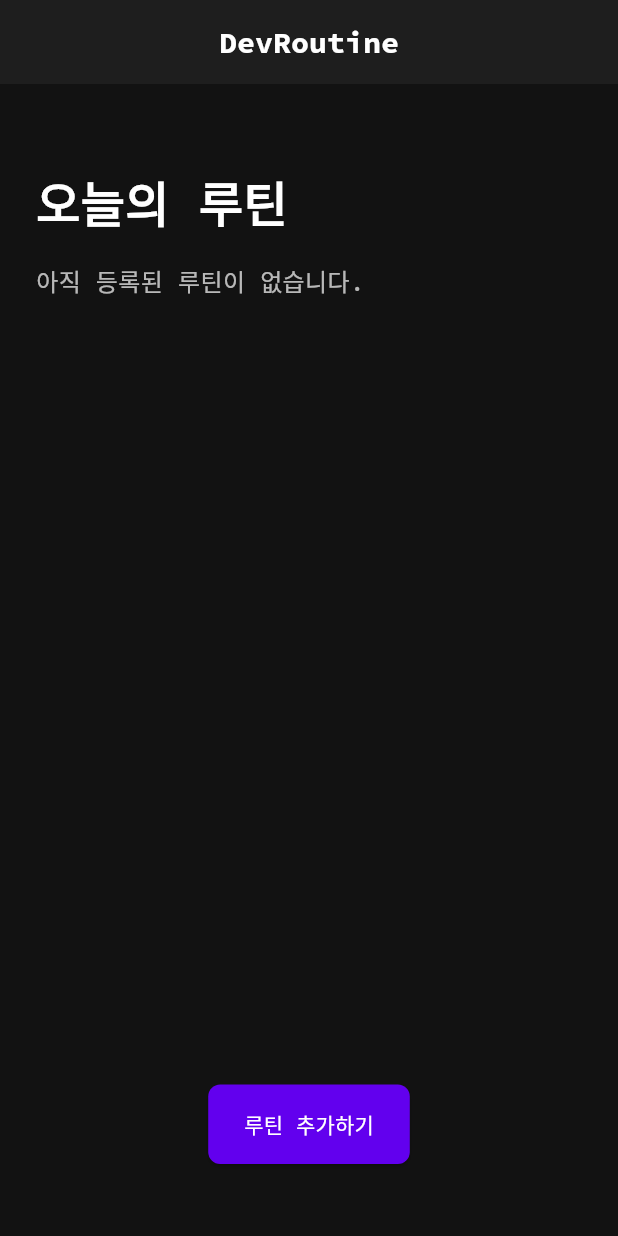
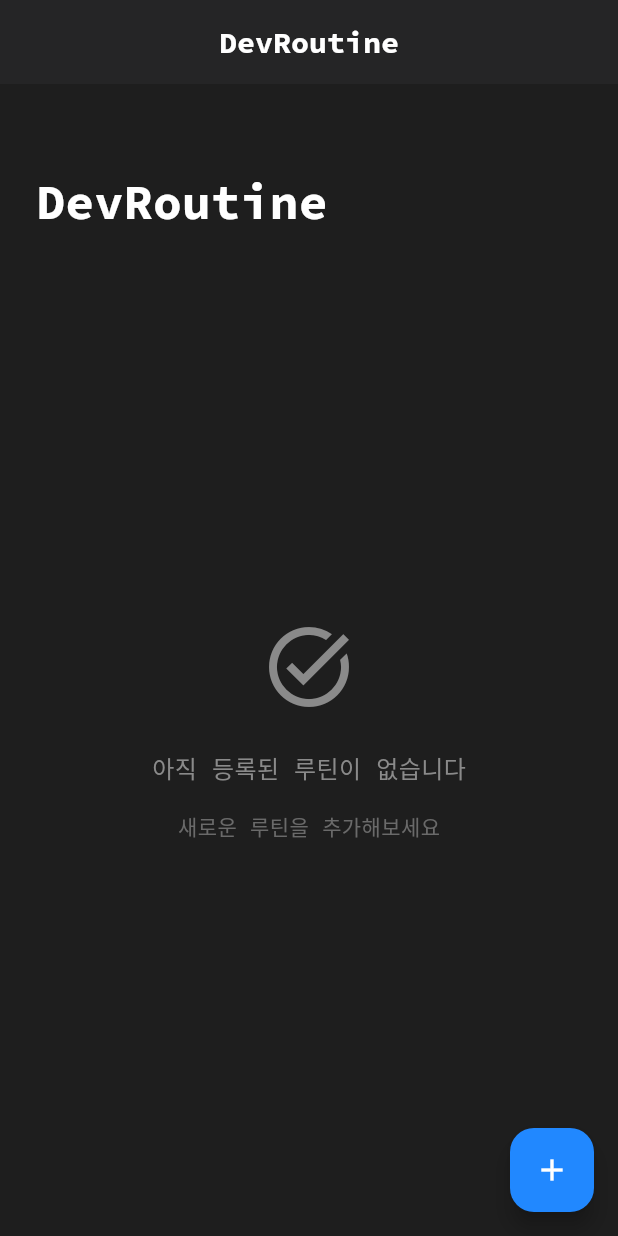
Before and after one commit to gyhcom/devroutine, a Flutter app: the screen it shows after launch, on a phone screen of 412 x 824 dp. Run offline on Flutter 3.47's test engine with Material 3 defaults, Android fonts, the phone set to English and light mode, and no system bars; our stand-ins replace flutter_riverpod, google_fonts, riverpod_annotation; generated files the repository leaves out were written again.

Commit message:
FEAT:프로젝트명 수정 및 CardTheme -> CardThemeData 변경

```diff
--- a/lib/core/constants/app_colors.dart
+++ b/lib/core/constants/app_colors.dart
@@ -1,25 +1,35 @@
 import 'package:flutter/material.dart';
 
 class AppColors {
-  // Primary colors
-  static const Color primary = Color(0xFF6200EE);
-  static const Color primaryVariant = Color(0xFF3700B3);
+  // Primary colors - GitHub-like blue
+  static const Color primary = Color(0xFF2188FF);
+  static const Color primaryVariant = Color(0xFF1877F2);
 
-  // Secondary colors
-  static const Color secondary = Color(0xFF03DAC6);
-  static const Color secondaryVariant = Color(0xFF018786);
+  // Secondary colors - VS Code-like
+  static const Color secondary = Color(0xFF4EC9B0);
+  static const Color secondaryVariant = Color(0xFF3FA697);
 
-  // Background colors
-  static const Color background = Color(0xFF121212);
-  static const Color surface = Color(0xFF1E1E1E);
+  // Background colors - Dark theme inspired
+  static const Color background = Color(0xFF1E1E1E);
+  static const Color surface = Color(0xFF252526);
+  static const Color surfaceLight = Color(0xFF2D2D2D);
 
   // Text colors
   static const Color onPrimary = Colors.white;
   static const Color onSecondary = Colors.black;
   static const Color onBackground = Colors.white;
   static const Color onSurface = Colors.white;
+  static const Color textSecondary = Color(0xFF8A8A8A);
 
-  // Error colors
-  static const Color error = Color(0xFFCF6679);
-  static const Color onError = Colors.black;
+  // Accent colors
+  static const Color success = Color(0xFF4EC9B0); // VS Code green
+  static const Color warning = Color(0xFFCE9178); // VS Code orange
+  static const Color error = Color(0xFFE51400); // VS Code red
+  static const Color info = Color(0xFF9CDCFE); // VS Code blue
+
+  // Status colors
+  static const Color onSuccess = Colors.white;
+  static const Color onWarning = Colors.black;
+  static const Color onError = Colors.white;
+  static const Color onInfo = Colors.black;
 }
--- a/lib/core/theme/app_theme.dart
+++ b/lib/core/theme/app_theme.dart
@@ -26,7 +26,14 @@ class AppTheme {
         foregroundColor: AppColors.onSurface,
         elevation: 0,
       ),
-      cardTheme: const CardTheme(color: AppColors.surface, elevation: 0),
+      cardTheme: const CardThemeData(
+        color: AppColors.surface,
+        elevation: 0,
+        margin: EdgeInsets.zero,
+        shape: RoundedRectangleBorder(
+          borderRadius: BorderRadius.all(Radius.circular(8)),
+        ),
+      ),
       elevatedButtonTheme: ElevatedButtonThemeData(
         style: ElevatedButton.styleFrom(
           foregroundColor: AppColors.onPrimary,
--- a/lib/main.dart
+++ b/lib/main.dart
@@ -42,19 +42,12 @@ class DevRoutineApp extends StatelessWidget {
           elevation: 0,
           centerTitle: true,
         ),
-        elevatedButtonTheme: ElevatedButtonThemeData(
-          style: ElevatedButton.styleFrom(
+        scaffoldBackgroundColor: AppColors.background,
+        floatingActionButtonTheme: const FloatingActionButtonThemeData(
+          backgroundColor: AppColors.primary,
           foregroundColor: AppColors.onPrimary,
-            backgroundColor: AppColors.primary,
-            padding: const EdgeInsets.symmetric(
-              horizontal: AppSizes.lg,
-              vertical: AppSizes.md,
         ),
-            shape: RoundedRectangleBorder(
-              borderRadius: BorderRadius.circular(AppSizes.borderRadiusMd),
-            ),
-          ),
-        ),
+        cardColor: AppColors.surfaceLight,
       ),
       home: const HomeScreen(),
     );
@@ -67,7 +60,6 @@ class HomeScreen extends StatelessWidget {
   @override
   Widget build(BuildContext context) {
     return Scaffold(
-      backgroundColor: AppColors.background,
       appBar: AppBar(
         title: Text(
           'DevRoutine',
@@ -85,7 +77,7 @@ class HomeScreen extends StatelessWidget {
             children: [
               const SizedBox(height: AppSizes.xl),
               Text(
-                '오늘의 루틴',
+                'DevRoutine',
                 style: GoogleFonts.sourceCodePro(
                   fontSize: AppFonts.h1,
                   fontWeight: AppFonts.bold,
@@ -93,30 +85,48 @@ class HomeScreen extends StatelessWidget {
                 ),
               ),
               const SizedBox(height: AppSizes.md),
-              Text(
-                '아직 등록된 루틴이 없습니다.',
-                style: GoogleFonts.sourceCodePro(
-                  fontSize: AppFonts.body,
-                  color: AppColors.onBackground.withOpacity(0.7),
+              _buildEmptyState(),
+            ],
           ),
         ),
-              const Spacer(),
-              Center(
-                child: ElevatedButton(
+      ),
+      floatingActionButton: FloatingActionButton(
         onPressed: () {
           // TODO: 루틴 추가 화면으로 이동
         },
-                  child: Text(
-                    '루틴 추가하기',
+        child: const Icon(Icons.add),
+      ),
+    );
+  }
+
+  Widget _buildEmptyState() {
+    return Expanded(
+      child: Center(
+        child: Column(
+          mainAxisAlignment: MainAxisAlignment.center,
+          children: [
+            Icon(
+              Icons.task_alt,
+              size: AppSizes.iconLg * 2,
+              color: AppColors.textSecondary,
+            ),
+            const SizedBox(height: AppSizes.lg),
+            Text(
+              '아직 등록된 루틴이 없습니다',
               style: GoogleFonts.sourceCodePro(
-                      fontWeight: AppFonts.medium,
+                fontSize: AppFonts.body,
+                color: AppColors.textSecondary,
               ),
             ),
+            const SizedBox(height: AppSizes.md),
+            Text(
+              '새로운 루틴을 추가해보세요',
+              style: GoogleFonts.sourceCodePro(
+                fontSize: AppFonts.caption,
+                color: AppColors.textSecondary.withOpacity(0.7),
               ),
             ),
-              const SizedBox(height: AppSizes.lg),
           ],
-          ),
         ),
       ),
     );
```
Also changed, not shown: 2 other files. Lines whose indentation alone changed are shown as unchanged.
